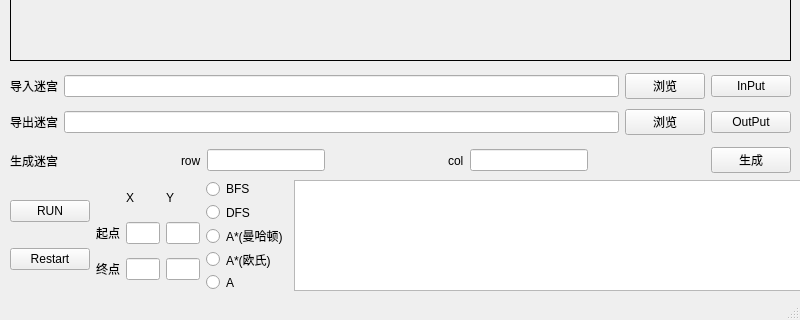
Before: the Qt Designer form Source/UI/mainwindows.ui in LouSF/DataStrcut_labyrinthos, drawn with Qt 5; both pictures show x 0 to 800 and y 480 to 800 of the 800 by 800 pixel window.
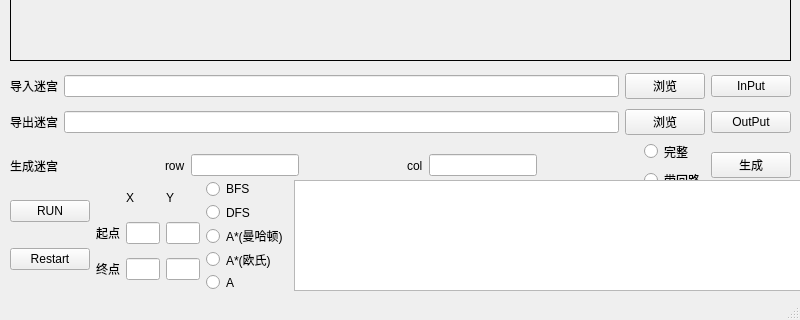
After: the same form once the commit is applied.

```diff
--- a/Source/UI/mainwindows.ui
+++ b/Source/UI/mainwindows.ui
@@ -86,7 +86,7 @@
       <x>10</x>
       <y>620</y>
       <width>781</width>
-      <height>41</height>
+      <height>51</height>
      </rect>
     </property>
     <layout class="QHBoxLayout" name="horizontalLayout">
@@ -156,6 +156,24 @@
        </property>
       </spacer>
      </item>
+     <item>
+      <layout class="QVBoxLayout" name="verticalLayout">
+       <item>
+        <widget class="QRadioButton" name="radioButton_Prim">
+         <property name="text">
+          <string>完整</string>
+         </property>
+        </widget>
+       </item>
+       <item>
+        <widget class="QRadioButton" name="radioButton_RandPrim">
+         <property name="text">
+          <string>带回路</string>
+         </property>
+        </widget>
+       </item>
+      </layout>
+     </item>
      <item>
       <widget class="QPushButton" name="pushButton_creator">
        <property name="text">
```
